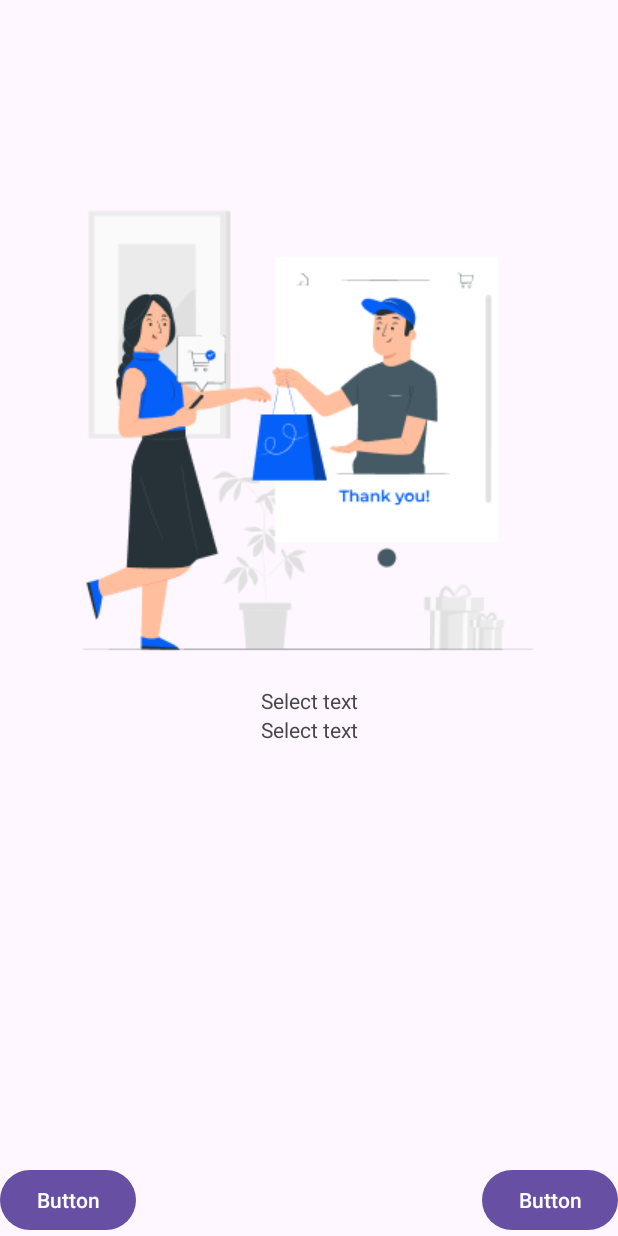
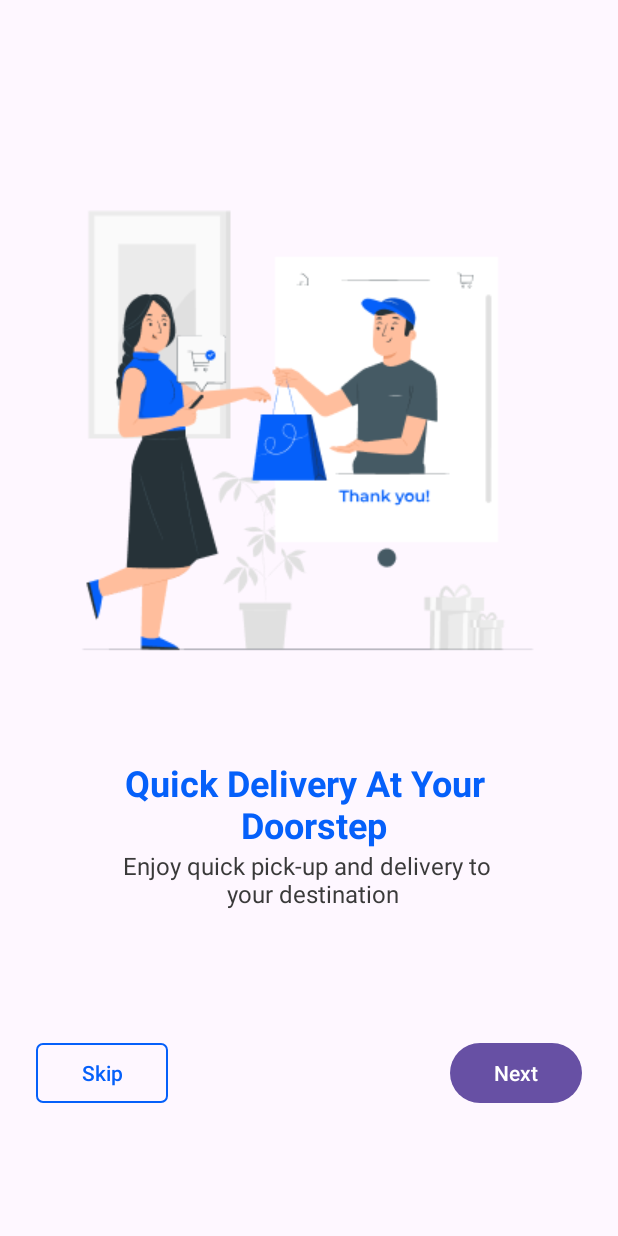
Before and after one commit to AIDeeeNID/Full_project_mark1, an Android app: the screen it shows after launch (MainActivity), on a phone screen of 412 x 824 dp. Run offline under Robolectric (Android 15) with nearby library versions, the phone set to English and light mode, and no system bars.

Commit message:
Version 0.4

```diff
--- a/app/src/main/res/layout/activity_main.xml
+++ b/app/src/main/res/layout/activity_main.xml
@@ -23,35 +23,60 @@
         android:id="@+id/textView"
         android:layout_width="wrap_content"
         android:layout_height="wrap_content"
-        android:text="@android:string/selectTextMode"
+        android:layout_marginTop="505dp"
+        android:text="Quick Delivery At Your \n Doorstep"
+        android:textAlignment="center"
+        android:textColor="@color/primary_color"
+        android:textSize="24sp"
+        android:textStyle="bold"
         app:layout_constraintEnd_toEndOf="parent"
         app:layout_constraintStart_toStartOf="parent"
-        app:layout_constraintTop_toBottomOf="@+id/imageView"
-        tools:text="Quick Delivery At Your Doorstep" />
+        app:layout_constraintTop_toTopOf="parent"
+        tools:text="Quick Delivery At Your \n Doorstep" />
 
     <TextView
         android:id="@+id/textView2"
         android:layout_width="wrap_content"
         android:layout_height="wrap_content"
-        android:text="@android:string/selectTextMode"
+        android:text="Enjoy quick pick-up and delivery to \n your destination"
+        android:textAlignment="center"
+        android:textColor="@color/text_color1"
+        android:textSize="16sp"
         app:layout_constraintEnd_toEndOf="parent"
         app:layout_constraintStart_toStartOf="parent"
         app:layout_constraintTop_toBottomOf="@+id/textView"
-        tools:text="Enjoy quick pick-up and delivery to your destination" />
+        tools:text="Enjoy quick pick-up and delivery to \n your destination" />
 
     <Button
-        android:id="@+id/button"
+        android:id="@+id/Skip"
         android:layout_width="wrap_content"
         android:layout_height="wrap_content"
-        android:text="Button"
+        android:layout_marginStart="24dp"
+        android:backgroundTint="#00FFFFFF"
+        android:paddingLeft="18.18dp"
+        android:paddingTop="9.38dp"
+        android:paddingRight="18.18dp"
+        android:paddingBottom="9.38dp"
+        android:text="@string/textbutton_skip"
+        android:textColor="@color/primary_color"
+        app:cornerRadius="4.68dp"
         app:layout_constraintBottom_toBottomOf="parent"
-        app:layout_constraintStart_toStartOf="parent" />
+        app:layout_constraintStart_toStartOf="parent"
+        app:layout_constraintTop_toBottomOf="@+id/textView2"
+        app:strokeColor="@color/primary_color"
+        app:strokeWidth="1dp" />
 
     <Button
-        android:id="@+id/button2"
+        android:id="@+id/Next"
         android:layout_width="wrap_content"
         android:layout_height="wrap_content"
-        android:text="Button"
+        android:layout_marginEnd="24dp"
+        android:paddingLeft="18.18dp"
+        android:paddingTop="9.38dp"
+        android:paddingRight="18.18dp"
+        android:paddingBottom="9.38dp"
+        android:text="@string/textbutton_next"
         app:layout_constraintBottom_toBottomOf="parent"
-        app:layout_constraintEnd_toEndOf="parent" />
+        app:layout_constraintEnd_toEndOf="parent"
+        app:layout_constraintTop_toBottomOf="@+id/textView2" />
 </androidx.constraintlayout.widget.ConstraintLayout>
--- a/app/src/main/res/values/strings.xml
+++ b/app/src/main/res/values/strings.xml
@@ -1,3 +1,5 @@
 <resources>
     <string name="app_name">Full_project_mark1</string>
+    <string name="textbutton_skip">Skip</string>
+    <string name="textbutton_next">Next</string>
 </resources>
```
